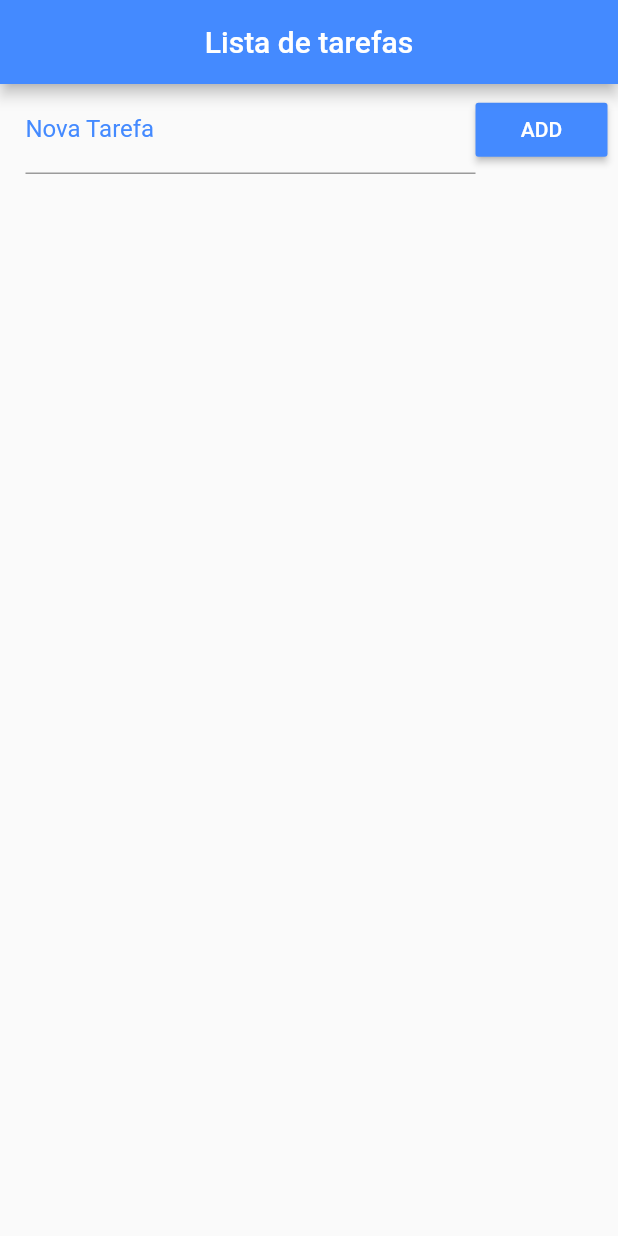
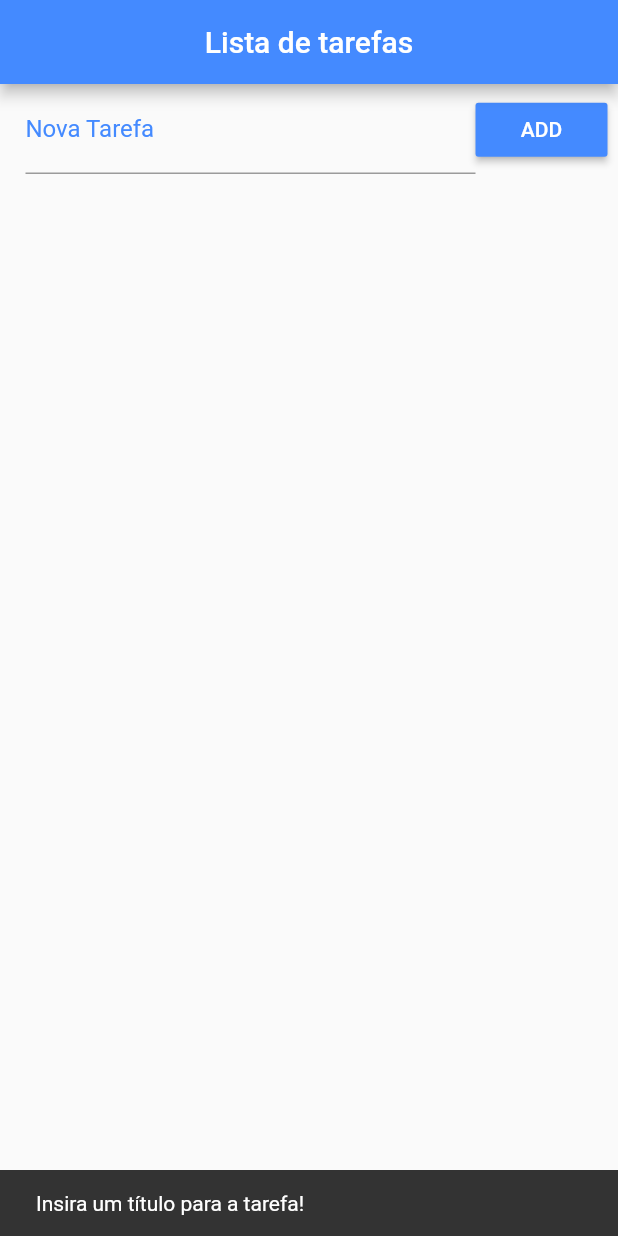
Before and after one commit to oberdan-dev/Flutter, a Flutter app: the screen it shows after launch, after a tap on "ADD", on a phone screen of 412 x 824 dp. Run offline on Flutter 3.47's test engine with Material 2 defaults, Android fonts, the phone set to English and light mode, and no system bars.

Commit message:
APP #04 - Inserindo SnackBar para caso de tarefa sem título

```diff
--- a/lista_tarefas/lib/main.dart
+++ b/lista_tarefas/lib/main.dart
@@ -21,6 +21,7 @@ class _HomeState extends State<Home> {
   List _toDoList = [];
   Map<String, dynamic> _lastRemoved;
   int _lastRemovedPos;
+  final _scaffoldKey = GlobalKey<ScaffoldState>();
 
   @override
   void initState() {
@@ -42,7 +43,7 @@ class _HomeState extends State<Home> {
         newToDo['done'] = false;
         _toDoList.add(newToDo);
       } else {
-        Scaffold.of(context).showSnackBar(SnackBar(
+        _scaffoldKey.currentState.showSnackBar(SnackBar(
           content: Text("Insira um título para a tarefa!"),
           duration: Duration(seconds: 2),
         ));
@@ -71,6 +72,7 @@ class _HomeState extends State<Home> {
   @override
   Widget build(BuildContext context) {
     return Scaffold(
+      key: _scaffoldKey,
       appBar: AppBar(
         title: Text('Lista de tarefas'),
         backgroundColor: Colors.blueAccent,
```
